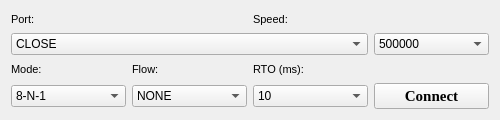
Qt form om_interface/GUI/COM_set.ui (CuSynth/OM_interface) before a commit.
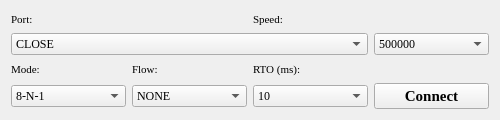
The same form after that commit.

Patch:
```diff
--- a/om_interface/GUI/COM_set.ui
+++ b/om_interface/GUI/COM_set.ui
@@ -24,7 +24,7 @@
     <widget class="QLabel" name="label_port">
      <property name="font">
       <font>
-       <family>Ubuntu</family>
+       <family>Times New Roman</family>
        <pointsize>8</pointsize>
        <italic>false</italic>
        <bold>false</bold>
@@ -55,7 +55,7 @@
     <widget class="QLabel" name="label_speed">
      <property name="font">
       <font>
-       <family>Ubuntu</family>
+       <family>Times New Roman</family>
        <pointsize>8</pointsize>
        <italic>false</italic>
        <bold>false</bold>
@@ -86,8 +86,9 @@
     <widget class="QComboBox" name="cbox_port_ctrl">
      <property name="font">
       <font>
-       <family>Ubuntu</family>
+       <family>Times New Roman</family>
        <pointsize>9</pointsize>
+       <italic>false</italic>
        <bold>false</bold>
        <kerning>true</kerning>
       </font>
@@ -133,7 +134,7 @@
     <widget class="QComboBox" name="cbox_speed_ctrl">
      <property name="font">
       <font>
-       <family>Ubuntu</family>
+       <family>Times New Roman</family>
        <pointsize>9</pointsize>
        <italic>false</italic>
        <bold>false</bold>
@@ -234,7 +235,7 @@
     <widget class="QLabel" name="label_mode">
      <property name="font">
       <font>
-       <family>Ubuntu</family>
+       <family>Times New Roman</family>
        <pointsize>8</pointsize>
        <italic>false</italic>
        <bold>false</bold>
@@ -268,7 +269,7 @@
      </property>
      <property name="font">
       <font>
-       <family>Ubuntu</family>
+       <family>Times New Roman</family>
        <pointsize>8</pointsize>
        <italic>false</italic>
        <bold>false</bold>
@@ -302,7 +303,7 @@
      </property>
      <property name="font">
       <font>
-       <family>Ubuntu</family>
+       <family>Times New Roman</family>
        <pointsize>8</pointsize>
        <italic>false</italic>
        <bold>false</bold>
@@ -333,7 +334,7 @@
     <widget class="QComboBox" name="cbox_mode_ctrl">
      <property name="font">
       <font>
-       <family>Ubuntu</family>
+       <family>Times New Roman</family>
        <pointsize>9</pointsize>
        <italic>false</italic>
        <bold>false</bold>
@@ -406,7 +407,7 @@
      </property>
      <property name="font">
       <font>
-       <family>Ubuntu</family>
+       <family>Times New Roman</family>
        <pointsize>9</pointsize>
        <italic>false</italic>
        <bold>false</bold>
@@ -464,7 +465,7 @@
      </property>
      <property name="font">
       <font>
-       <family>Ubuntu</family>
+       <family>Times New Roman</family>
        <pointsize>9</pointsize>
        <italic>false</italic>
        <bold>false</bold>
```
